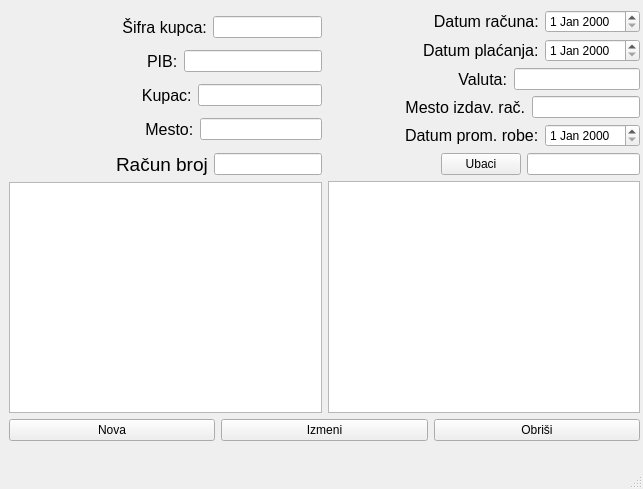
First picture: the form in formafaktura.ui, repository s-pab/Commercium, before the edit.
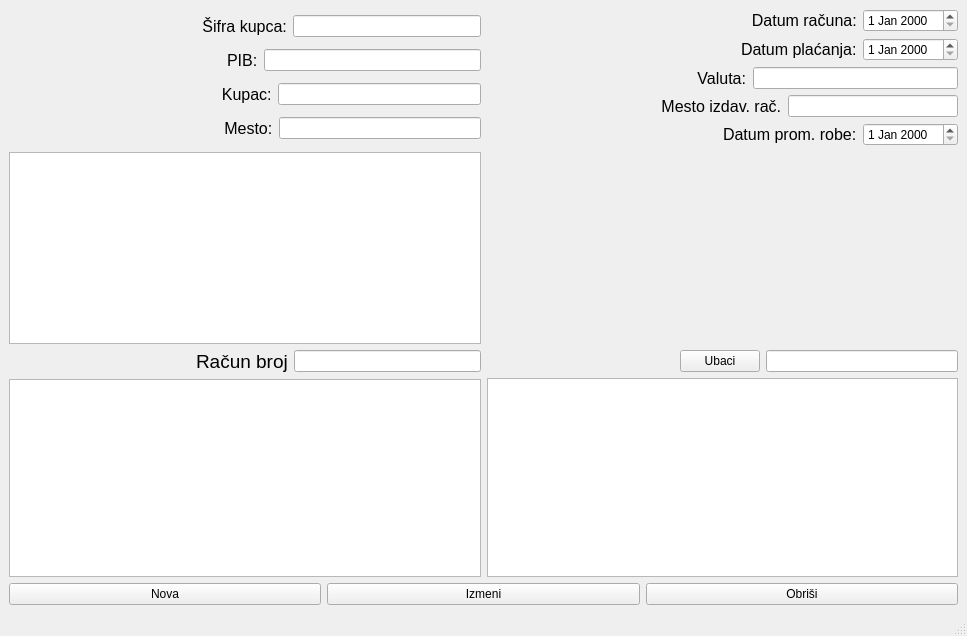
Second picture: the form after the edit.

```diff
--- a/formafaktura.ui
+++ b/formafaktura.ui
@@ -6,8 +6,8 @@
    <rect>
     <x>0</x>
     <y>0</y>
-    <width>643</width>
-    <height>489</height>
+    <width>967</width>
+    <height>636</height>
    </rect>
   </property>
   <property name="minimumSize">
@@ -20,15 +20,8 @@
    <string>Faktura</string>
   </property>
   <widget class="QWidget" name="centralwidget">
-   <widget class="QWidget" name="">
-    <property name="geometry">
-     <rect>
-      <x>9</x>
-      <y>10</y>
-      <width>631</width>
-      <height>431</height>
-     </rect>
-    </property>
+   <layout class="QVBoxLayout" name="verticalLayout">
+    <item>
     <layout class="QGridLayout" name="gridLayout_5">
      <item row="0" column="0">
       <layout class="QGridLayout" name="gridLayout_4">
@@ -328,6 +321,9 @@
          </item>
         </layout>
        </item>
+        <item row="1" column="0">
+         <widget class="QTableView" name="twKupac"/>
+        </item>
       </layout>
      </item>
      <item row="1" column="0">
@@ -437,8 +433,8 @@
       </layout>
      </item>
     </layout>
-   </widget>
-   <zorder></zorder>
+    </item>
+   </layout>
   </widget>
   <widget class="QMenuBar" name="menubar">
    <property name="geometry">
```
Left out of the diff: 2 changed lines with no effect on the pictures. Lines whose indentation alone changed are shown as unchanged.
